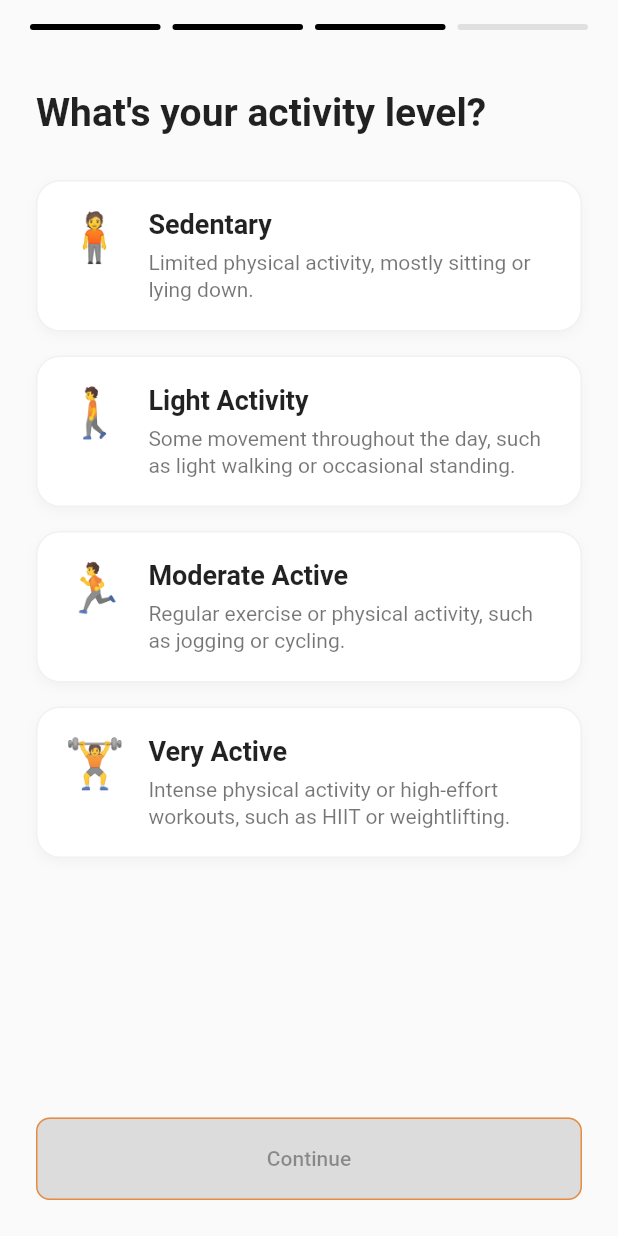
After one commit to KHgamal/Eat_Wise, a Flutter app: the screen it shows after launch, swiped to page 3, on a phone screen of 412 x 824 dp. The commit adds this screen. Run offline on Flutter 3.47's test engine with Material 3 defaults, Android fonts, the phone set to English and light mode, and no system bars; our stand-ins replace dio, equatable, flutter_bloc, flutter_screenutil, freezed_annotation, get_it and 5 more; accounts and stored records are empty; generated files the repository leaves out were written again.

Commit message:
create goal and level page

```diff
--- a/lib/core/common/widgets/continue_button.dart
+++ b/lib/core/common/widgets/continue_button.dart
@@ -2,7 +2,7 @@ import 'package:flutter/material.dart';
 
 class ContinueButton extends StatelessWidget {
   const ContinueButton({super.key, required this.onContinue});
-   final VoidCallback onContinue;
+   final VoidCallback? onContinue;
 
   @override
   Widget build(BuildContext context) {
--- /dev/null
+++ b/lib/core/constants/activity_levels.dart
@@ -0,0 +1,27 @@
+class ActivityLevelData {
+  static const List<Map<String, String>> levels = [
+    {
+      "title": "Sedentary",
+      "desc": "Limited physical activity, mostly sitting or lying down.",
+      "icon": "🧍"
+    },
+    {
+      "title": "Light Activity",
+      "desc":
+          "Some movement throughout the day, such as light walking or occasional standing.",
+      "icon": "🚶"
+    },
+    {
+      "title": "Moderate Active",
+      "desc":
+          "Regular exercise or physical activity, such as jogging or cycling.",
+      "icon": "🏃"
+    },
+    {
+      "title": "Very Active",
+      "desc":
+          "Intense physical activity or high-effort workouts, such as HIIT or weightlifting.",
+      "icon": "🏋️"
+    },
+  ];
+}
--- /dev/null
+++ b/lib/features/onboarding/presentation/views/activity_level_page.dart
@@ -0,0 +1,54 @@
+import 'package:eat_wise/core/common/widgets/continue_button.dart';
+import 'package:flutter/material.dart';
+
+import '../../../../core/constants/activity_levels.dart';
+import '../widgets/choice_container.dart';
+import '../widgets/level_item.dart';
+
+class ActivityLevelPage extends StatefulWidget {
+  final VoidCallback onContinue;
+
+  const ActivityLevelPage({super.key, required this.onContinue});
+
+  @override
+  State<ActivityLevelPage> createState() => _ActivityLevelPageState();
+}
+
+class _ActivityLevelPageState extends State<ActivityLevelPage> {
+  String levelSelected = "";
+  final levels = ActivityLevelData.levels;
+
+  @override
+  Widget build(BuildContext context) {
+    return Padding(
+      padding: const EdgeInsets.all(24.0),
+      child: Column(
+        crossAxisAlignment: CrossAxisAlignment.start,
+        children: [
+          const Text(
+            "What's your activity level?",
+            style: TextStyle(fontSize: 26, fontWeight: FontWeight.bold),
+          ),
+          const SizedBox(height: 30),
+          Expanded(
+            child: ListView.builder(
+              itemCount: levels.length,
+              itemBuilder: (context, index) {
+                final item = levels[index];
+                final isSelected = levelSelected == item["title"];
+
+                return ChoiceContainer(
+                  onTap: () => setState(() => levelSelected = item["title"]!),
+                  isSelected: isSelected,
+                  child: LevelItem(desc: item["desc"]!,icon:  item["icon"]!,title:  item["title"]!,),
+                );
+              },
+            ),
+          ),
+          ContinueButton(
+              onContinue: levelSelected.isEmpty ? null : widget.onContinue)
+        ],
+      ),
+    );
+  }
+}
--- a/lib/features/onboarding/presentation/views/height_weight_page.dart
+++ b/lib/features/onboarding/presentation/views/height_weight_page.dart
@@ -1,5 +1,4 @@
 import 'package:flutter/cupertino.dart';
-import 'package:flutter/material.dart';
 
 import '../../../../core/common/widgets/continue_button.dart';
 import '../widgets/number_picker_card.dart';
--- a/lib/features/onboarding/presentation/views/onboarding_flow.dart
+++ b/lib/features/onboarding/presentation/views/onboarding_flow.dart
@@ -1,7 +1,9 @@
 import 'package:flutter/material.dart';
 
 import '../widgets/page_indicator.dart';
+import 'activity_level_page.dart';
 import 'gender_view.dart';
+import 'goal_page.dart';
 import 'height_weight_page.dart';
 
 class OnboardingFlow extends StatefulWidget {
@@ -18,8 +20,7 @@ class _OnboardingFlowState extends State<OnboardingFlow> {
   void nextPage() {
     if (currentStep < 4) {
       _controller.nextPage(
-          duration: const Duration(milliseconds: 300),
-          curve: Curves.easeInOut);
+          duration: const Duration(milliseconds: 300), curve: Curves.easeInOut);
     }
   }
 
@@ -52,9 +53,9 @@ class _OnboardingFlowState extends State<OnboardingFlow> {
                 physics: const NeverScrollableScrollPhysics(), // Swipe disabled
                 children: [
                   GenderPage(onContinue: nextPage),
-                 // GoalPage(onContinue: nextPage),
-                 HeightWeightPage(onContinue: nextPage),
-                //  BirthdatePage(onContinue: nextPage),
+                  HeightWeightPage(onContinue: nextPage),
+                  ActivityLevelPage(onContinue: nextPage),
+                  GoalPage(onContinue: nextPage)
                 ],
               ),
             ),
--- /dev/null
+++ b/lib/features/onboarding/presentation/widgets/choice_container.dart
@@ -0,0 +1,37 @@
+import 'package:flutter/material.dart';
+
+import '../../../../core/common/styles/colors_app.dart';
+
+class ChoiceContainer extends StatelessWidget {
+  const ChoiceContainer(
+      {super.key, this.onTap, required this.isSelected, required this.child});
+  final void Function()? onTap;
+  final bool isSelected;
+  final Widget child;
+  @override
+  Widget build(BuildContext context) {
+    return GestureDetector(
+      onTap: onTap,
+      child: Container(
+        margin: const EdgeInsets.only(bottom: 16),
+        padding: const EdgeInsets.all(18),
+        decoration: BoxDecoration(
+          borderRadius: BorderRadius.circular(16),
+          color: Colors.white,
+          border: Border.all(
+            color: isSelected ? AppColors.orange : AppColors.msgContainer,
+            width: isSelected ? 2 : 1,
+          ),
+          boxShadow: [
+            BoxShadow(
+              color: Colors.black.withOpacity(0.03),
+              blurRadius: 6,
+              offset: const Offset(0, 3),
+            )
+          ],
+        ),
+        child: child,
+      ),
+    );
+  }
+}
--- /dev/null
+++ b/lib/features/onboarding/presentation/widgets/level_item.dart
@@ -0,0 +1,48 @@
+import 'package:flutter/material.dart';
+
+class LevelItem extends StatelessWidget {
+  const LevelItem({
+    super.key, required this.icon, required this.title, required this.desc,
+  });
+
+final String icon;
+final String title;
+final String desc;
+
+  @override
+  Widget build(BuildContext context) {
+    return Row(
+      crossAxisAlignment: CrossAxisAlignment.start,
+      children: [
+        Text(
+         icon,
+          style: const TextStyle(fontSize: 32),
+        ),
+        const SizedBox(width: 16),
+        Expanded(
+          child: Column(
+            crossAxisAlignment: CrossAxisAlignment.start,
+            children: [
+              Text(
+                title,
+                style: const TextStyle(
+                  fontSize: 18,
+                  fontWeight: FontWeight.w600,
+                ),
+              ),
+              const SizedBox(height: 6),
+              Text(
+                desc,
+                style: const TextStyle(
+                  fontSize: 14,
+                  color: Colors.black54,
+                  height: 1.3,
+                ),
+              ),
+            ],
+          ),
+        ),
+      ],
+    );
+  }
+}
```
Also changed, not shown: lib/core/constants/goal.dart (added, +7 -0 lines), lib/features/onboarding/presentation/views/goal_page.dart (added, +53 -0 lines), lib/features/onboarding/presentation/widgets/goal_item.dart (added, +30 -0 lines), 4 other files.
